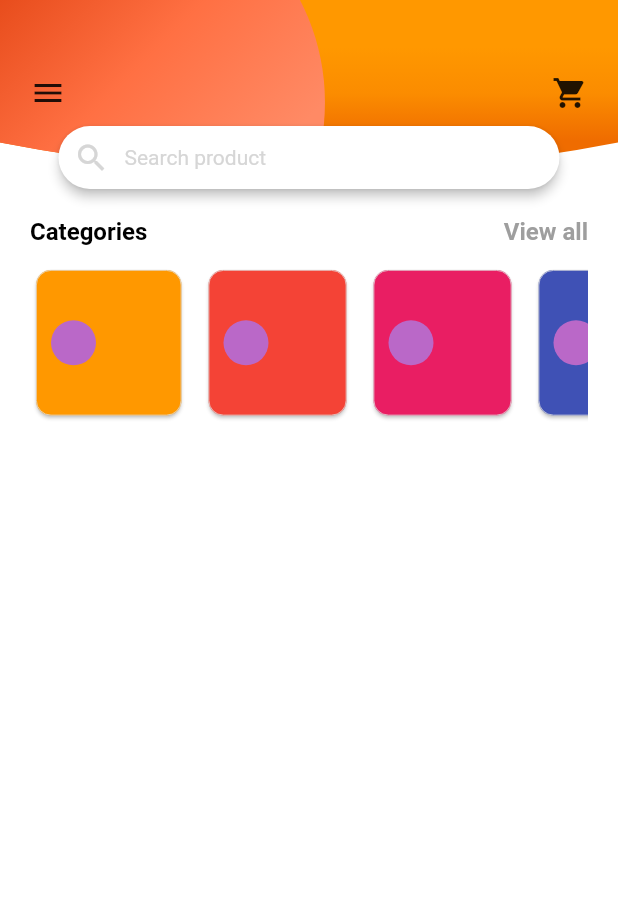
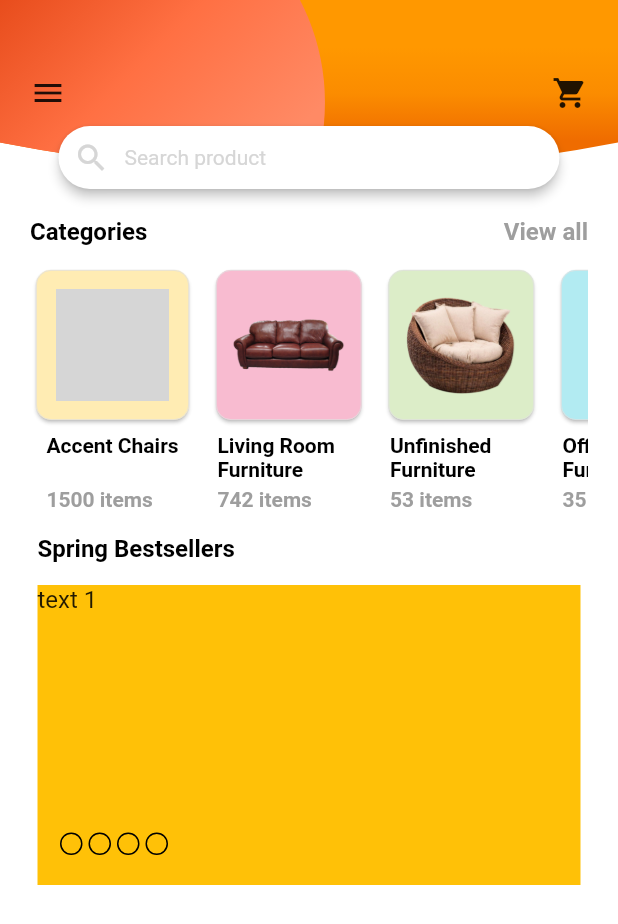
Before and after one commit to appstree-io/flutter_designs_world, a Flutter app: the screen it shows after launch, on a phone screen of 412 x 824 dp. Shown: the top 924 px of the screen. Run offline on Flutter 3.47's test engine with Material 2 defaults, Android fonts, the phone set to English and light mode, and no system bars; drawn by our look-alikes of carousel_slider; our stand-ins replace firebase_auth, firebase_database, sliding_up_panel; missing offline and left inert: cupertino_range_slider; accounts and stored records are empty; grey boxes are pictures that could not be loaded.

```diff
--- a/e_hostel/lib/search.dart
+++ b/e_hostel/lib/search.dart
@@ -29,11 +29,11 @@ class _SearchState extends State<Search> {
   @override
   void initState() {
     super.initState();
-    listPlaces.add(Place("assets/places/1.jpeg", "Cottage", "65 Lac",
+    listPlaces.add(Place("assets/places/1.png", "Cottage", "65 Lac",
         "38HK-2400sqft-2bath", null));
-    listPlaces.add(Place("assets/places/1.jpeg", "Cottage", "65 Lac",
+    listPlaces.add(Place("assets/places/1.png", "Cottage", "65 Lac",
         "38HK-2400sqft-2bath", null));
-    listPlaces.add(Place("assets/places/1.jpeg", "Cottage", "65 Lac",
+    listPlaces.add(Place("assets/places/1.png", "Cottage", "65 Lac",
         "38HK-2400sqft-2bath", null));
 
     listBuilding.add(Place("assets/places/building1.jpg", "Hostel", "65 Lac",
--- a/e_hostel/pubspec.yaml
+++ b/e_hostel/pubspec.yaml
@@ -51,7 +51,7 @@ flutter:
     - assets/background.jpg
     - assets/back2.jpg
     - assets/bed.jpg
-    - assets/places/1.jpeg
+    - assets/places/1.png
     - assets/places/building1.jpg
     - assets/splash.jpg
   #  - images/a_dot_ham.jpeg
--- /dev/null
+++ b/furniture_shopping_app/lib/data_model/single_category_item.dart
@@ -0,0 +1,11 @@
+
+import 'dart:ui';
+
+class SingleCategoryItem{
+  var imagePath = "";
+  var itemName = "";
+  var itemQuantity = "";
+  Color color;
+
+  SingleCategoryItem(this.imagePath, this.itemName, this.itemQuantity, this.color);
+}
--- a/furniture_shopping_app/lib/main.dart
+++ b/furniture_shopping_app/lib/main.dart
@@ -2,6 +2,9 @@ import 'dart:math';
 
 import 'package:flutter/material.dart';
 import 'package:furniture_shopping_app/utils/rounded_clipper.dart';
+
+import 'data_model/single_category_item.dart';
+import 'package:carousel_slider/carousel_slider.dart';
 
 void main() => runApp(MyApp());
 
@@ -41,7 +44,7 @@ class MyHomePage extends StatefulWidget {
   // used by the build method of the State. Fields in a Widget subclass are
   // always marked "final".
 
-  final String title  = "fraz";
+  final String title;
 
   @override
   _MyHomePageState createState() => _MyHomePageState();
@@ -56,6 +59,7 @@ class _MyHomePageState extends State<MyHomePage> {
         child: Stack(
           children: <Widget>[
             Column(
+              crossAxisAlignment: CrossAxisAlignment.start,
               children: <Widget>[
                 ClipPath(
                   child: Stack(
@@ -134,6 +138,22 @@ class _MyHomePageState extends State<MyHomePage> {
                   ),
                 ),
                 _buildCategoriesList(context),
+                SizedBox(
+                  height: 15,
+                ),
+                Container(
+                    margin: EdgeInsets.only(left: 25),
+                    child: Text(
+                      "Spring Bestsellers",
+                      style: TextStyle(
+                          fontWeight: FontWeight.bold,
+                          color: Colors.black,
+                          fontSize: 16),
+                    )),
+                SizedBox(
+                  height: 15,
+                ),
+                _buildBestSellersItemsUsingCarousel()
               ],
             ),
             Container(
@@ -178,27 +198,48 @@ class _MyHomePageState extends State<MyHomePage> {
     );
   }
 
-  List<Color> colorsList = [
-    Colors.orange,
-    Colors.red,
-    Colors.pink,
-    Colors.indigo,
-    Colors.greenAccent
+  List<SingleCategoryItem> items = [
+    SingleCategoryItem(
+      "assets/5.png",
+      "Accent Chairs",
+      "${1500} items",
+      Colors.amber[100],
+    ),
+    SingleCategoryItem(
+      "assets/1.png",
+      "Living Room Furniture",
+      "${742} items",
+      Colors.pink[100],
+    ),
+    SingleCategoryItem(
+      "assets/3.png",
+      "Unfinished Furniture",
+      "${53} items",
+      Colors.lightGreen[100],
+    ),
+    SingleCategoryItem(
+      "assets/4.png",
+      "Office Furniture",
+      "${35} items",
+      Colors.cyan[100],
+    ),
+    SingleCategoryItem("assets/1.png", "Bed Room Furniture", "${40} items",
+        Colors.greenAccent[100]),
   ];
 
   @override
   Widget _buildCategoriesList(BuildContext context) {
     return Container(
         margin: EdgeInsets.only(left: 20, top: 12, right: 20),
-        height: 110.0,
+        height: 165.0,
         child: CustomScrollView(
           scrollDirection: Axis.horizontal,
-          shrinkWrap: true,
+          shrinkWrap: false,
           slivers: <Widget>[
             SliverFixedExtentList(
-              itemExtent: 110,
+              itemExtent: 115,
               delegate: SliverChildBuilderDelegate(
-                  (context, index) => BuildSingleOffersItem(context, index),
+                  (context, index) => _buildSingleCategoryItem(context, index),
                   childCount: 5),
             ),
           ],
@@ -206,35 +247,158 @@ class _MyHomePageState extends State<MyHomePage> {
   }
 
   @override
-  Widget BuildSingleOffersItem(BuildContext context, int index) {
-    return Container(
-      margin: EdgeInsets.fromLTRB(index != 0 ? 5 : 0, 0, index != 4 ? 5 : 0, 5),
+  Widget _buildSingleCategoryItem(BuildContext context, int index) {
+    return Column(
+      children: <Widget>[
+        Container(
+          margin:
+              EdgeInsets.fromLTRB(index != 0 ? 5 : 0, 0, index != 4 ? 5 : 0, 5),
+//          height: 100,
           child: GestureDetector(
             onTap: () {
               print("Tapped");
             },
-        child:
-//        Column(
-//          children: <Widget>[
-            Card(
+            child: Card(
               shape: RoundedRectangleBorder(
                   borderRadius: BorderRadius.circular(10),
                   side: BorderSide(color: Colors.grey[300], width: 0.5)),
-                color: colorsList?.elementAt(index),
+              color: items?.elementAt(index)?.color,
+              child: Container(
+                  height: 100,
+                  child: Center(
+                    child: Image.asset(
+                      items?.elementAt(index)?.imagePath,
+                      height: 75,
+                      width: 75,
+                    ),
+                  )),
+            ),
+          ),
+        ),
+        _buildSingleItemName(context, index),
+      ],
+    );
+  }
+
+  @override
+  Widget _buildSingleItemName(BuildContext context, int index) {
+    return Expanded(
+      child: Container(
+        margin:
+            EdgeInsets.fromLTRB(index != 0 ? 5 : 5, 0, index != 4 ? 5 : 5, 0),
+        padding: EdgeInsets.only(left: index != 0 ? 5 : 0, right: 5),
+        child: Column(
+          mainAxisAlignment: MainAxisAlignment.spaceBetween,
+          crossAxisAlignment: CrossAxisAlignment.start,
+          children: <Widget>[
+            Text(
+              items?.elementAt(index)?.itemName,
+              style: TextStyle(
+                fontWeight: FontWeight.w600,
+                color: Colors.black,
+              ),
+              textAlign: TextAlign.start,
+              maxLines: 2,
+              overflow: TextOverflow.ellipsis,
+            ),
+            Text(
+              items?.elementAt(index)?.itemQuantity,
+              style: TextStyle(fontWeight: FontWeight.w600, color: Colors.grey),
+              textAlign: TextAlign.start,
+              maxLines: 1,
+              overflow: TextOverflow.ellipsis,
+            )
+          ],
+        ),
+      ),
+    );
+  }
+
+  @override
+  Widget _buildBestSellersItemsUsingCarousel() {
+    return Container(
+      margin: EdgeInsets.only(left: 20, right: 20),
+      height: 200,
+      child: Stack(
+        children: <Widget>[
+          CarouselSlider(
+            items: [1, 2, 3, 4, 5].map((i) {
+              return Builder(
+                builder: (BuildContext context) {
+                  return Container(
+                      width: MediaQuery.of(context).size.width,
+                      margin: EdgeInsets.symmetric(horizontal: 5.0),
+                      decoration: BoxDecoration(color: Colors.amber),
+                      child: Text(
+                        'text $i',
+                        style: TextStyle(fontSize: 16.0),
+                      ));
+                },
+              );
+            }).toList(),
+            height: 200,
+            aspectRatio: 16 / 9,
+            viewportFraction: 1.0,
+            initialPage: 0,
+            enableInfiniteScroll: false,
+            reverse: false,
+            autoPlay: false,
+            enlargeCenterPage: true,
+            scrollDirection: Axis.horizontal,
+            onPageChanged: (int index) {
+              print(index);
+            },
+          ),
+          Align(
+            alignment: Alignment.bottomLeft,
+            child: Container(
+              margin: EdgeInsets.all(20),
               child: Row(
-//              alignment: Alignment.centerLeft,
+                crossAxisAlignment: CrossAxisAlignment.start,
+                mainAxisAlignment: MainAxisAlignment.start,
                 children: <Widget>[
                   Container(
-                      margin: EdgeInsets.only(left: 10),
-                      width: 30,
-                      height: 30,
+                    height: 15,
+                    width: 15,
                     decoration: BoxDecoration(
-                          shape: BoxShape.circle, color: Colors.purple[300]),
+                      shape: BoxShape.circle,
+                      border: Border.all(color: Colors.black, width: 1, style: BorderStyle.solid)
                     ),
+                  ),
+                  SizedBox(width: 4,),
+                  Container(
+                    height: 15,
+                    width: 15,
+                    decoration: BoxDecoration(
+                        shape: BoxShape.circle,
+                        border: Border.all(color: Colors.black, width: 1, style: BorderStyle.solid)
+                    ),
+                  ),
+                  SizedBox(width: 4,),
+                  Container(
+                    height: 15,
+                    width: 15,
+                    decoration: BoxDecoration(
+                        shape: BoxShape.circle,
+                        border: Border.all(color: Colors.black, width: 1, style: BorderStyle.solid)
+
+
+                    ),
+                  ),
+                  SizedBox(width: 4,),
+                  Container(
+                    height: 15,
+                    width: 15,
+                    decoration: BoxDecoration(
+                        shape: BoxShape.circle,
+                        border: Border.all(color: Colors.black, width: 1, style: BorderStyle.solid)
+                    ),
+                  )
                 ],
-                )),
-//          ],
-//        ),
+              ),
+            ),
+          )
+        ],
       ),
     );
   }
```
Also changed, not shown: furniture_shopping_app/pubspec.yaml (+7 -3 lines), furniture_shopping_app/assets/1.png (added), furniture_shopping_app/assets/2.png (added), furniture_shopping_app/assets/3.png (added), furniture_shopping_app/assets/4.png (added), furniture_shopping_app/pubspec.lock, 1 other file. Lines whose indentation alone changed are shown as unchanged.
